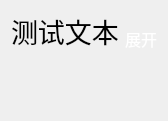
Above: ui/page_elements/NavigateMenu/NavigateField/NavigateField.ui from ArcherLuo233/election-s-prediction before the change. Below: the same form after it.
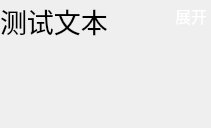
That is the form after the change. Custom widgets are drawn as their Qt base class.

```diff
--- a/ui/page_elements/NavigateMenu/NavigateField/NavigateField.ui
+++ b/ui/page_elements/NavigateMenu/NavigateField/NavigateField.ui
@@ -6,8 +6,8 @@
    <rect>
     <x>0</x>
     <y>0</y>
-    <width>166</width>
-    <height>121</height>
+    <width>211</width>
+    <height>128</height>
    </rect>
   </property>
   <property name="font">
@@ -19,10 +19,31 @@
    <string>Form</string>
   </property>
   <layout class="QVBoxLayout" name="verticalLayout">
+   <property name="spacing">
+    <number>0</number>
+   </property>
+   <property name="leftMargin">
+    <number>0</number>
+   </property>
+   <property name="topMargin">
+    <number>0</number>
+   </property>
+   <property name="rightMargin">
+    <number>0</number>
+   </property>
+   <property name="bottomMargin">
+    <number>0</number>
+   </property>
    <item>
     <layout class="QHBoxLayout" name="horizontalLayout">
      <item>
       <widget class="NavigateLabel" name="label_title">
+       <property name="sizePolicy">
+        <sizepolicy hsizetype="Expanding" vsizetype="Preferred">
+         <horstretch>0</horstretch>
+         <verstretch>0</verstretch>
+        </sizepolicy>
+       </property>
        <property name="font">
         <font>
          <family>文鼎中隶</family>
@@ -48,6 +69,9 @@
        <property name="cursor">
         <cursorShape>PointingHandCursor</cursorShape>
        </property>
+       <property name="styleSheet">
+        <string notr="true">padding-bottom: 10px;</string>
+       </property>
        <property name="text">
         <string>&lt;html&gt;&lt;head/&gt;&lt;body&gt;&lt;p&gt;&lt;a href=&quot;#open&quot;&gt;&lt;span style=&quot; text-decoration: none; color:white;&quot;&gt;展开&lt;/span&gt;&lt;/a&gt;&lt;/p&gt;&lt;/body&gt;&lt;/html&gt;</string>
        </property>
```
Left out of the diff: 4 changed lines with no effect on the pictures.
